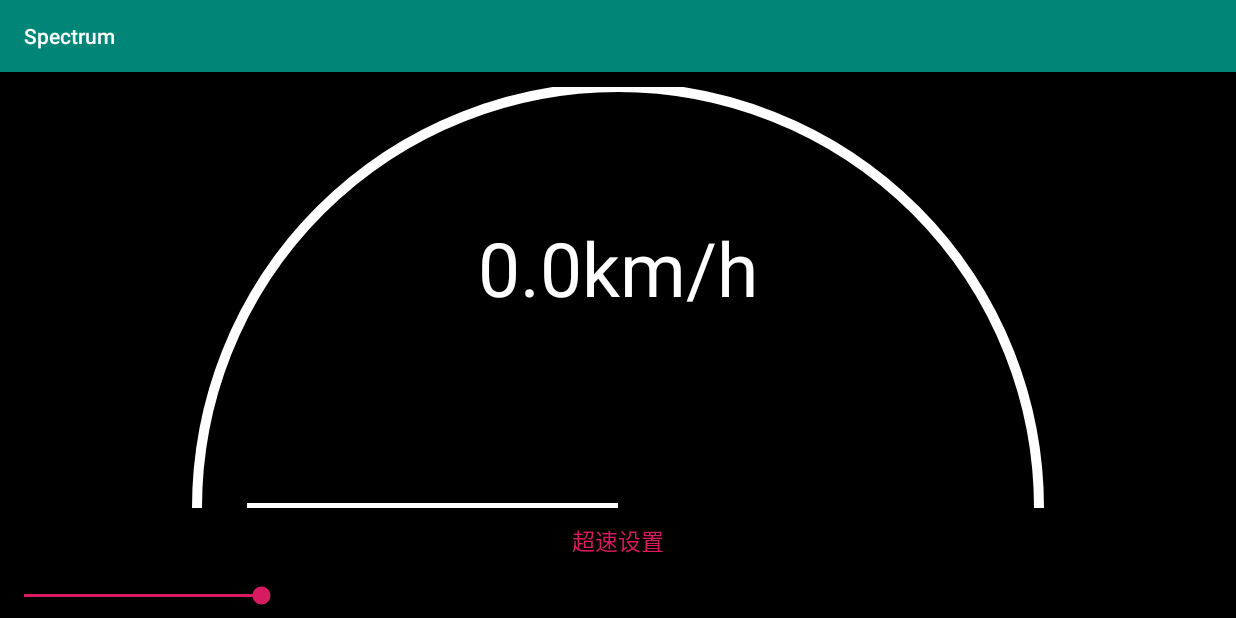
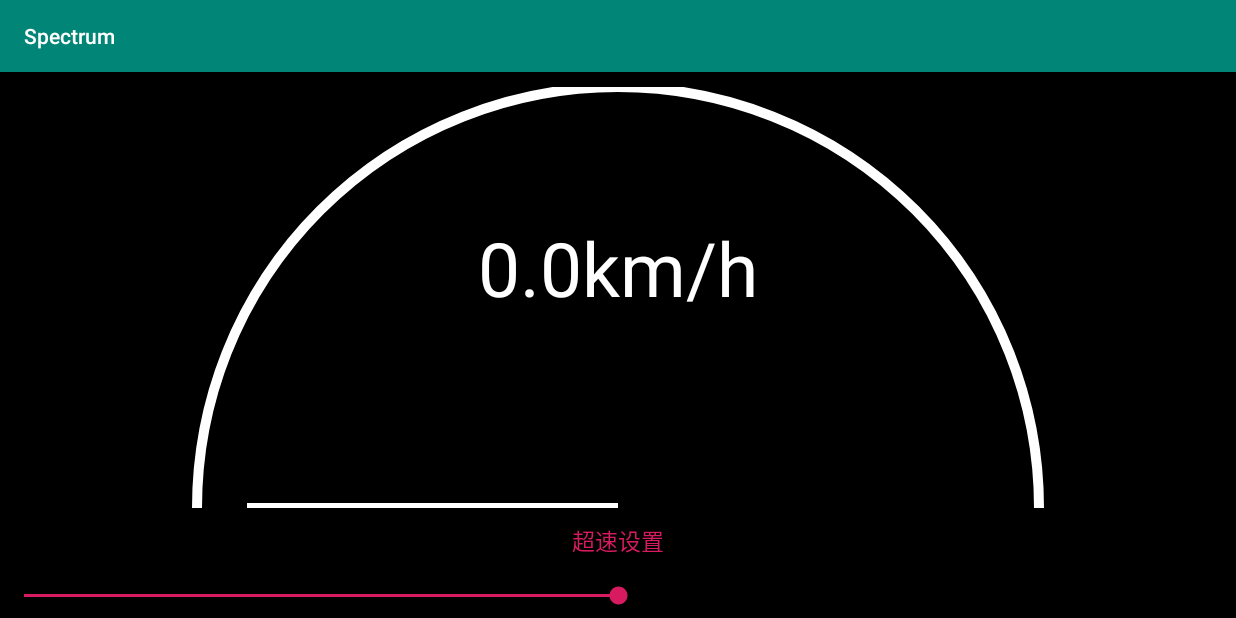
Before and after one commit to michael007js/SpectrumForAndroid, an Android app: the SpeedometerActivity screen opened directly, with no data from a screen before it, on a phone screen of 824 x 412 dp (held sideways). Run offline under Robolectric (Android 15) with nearby library versions, the phone set to English and light mode, and no system bars.

Commit message:
更新demo

```diff
--- a/app/src/main/java/com/sss/view/SpeedometerView.java
+++ b/app/src/main/java/com/sss/view/SpeedometerView.java
@@ -30,7 +30,7 @@ public class SpeedometerView extends View implements VisualizerHelper.OnVisualiz
     //圆弧点与圆边距离
     private int distance = 50;
 
-    private float maxSpeed=20f;
+    private float maxSpeed=100f;
 
     private Paint paint = new Paint();
 
--- a/app/src/main/res/layout/activity_speedometer.xml
+++ b/app/src/main/res/layout/activity_speedometer.xml
@@ -28,6 +28,6 @@
         android:layout_width="match_parent"
         android:layout_height="30dp"
         android:layout_marginTop="10dp"
-        android:max="100"
-        android:progress="20" />
+        android:max="200"
+        android:progress="100" />
 </LinearLayout>
```
